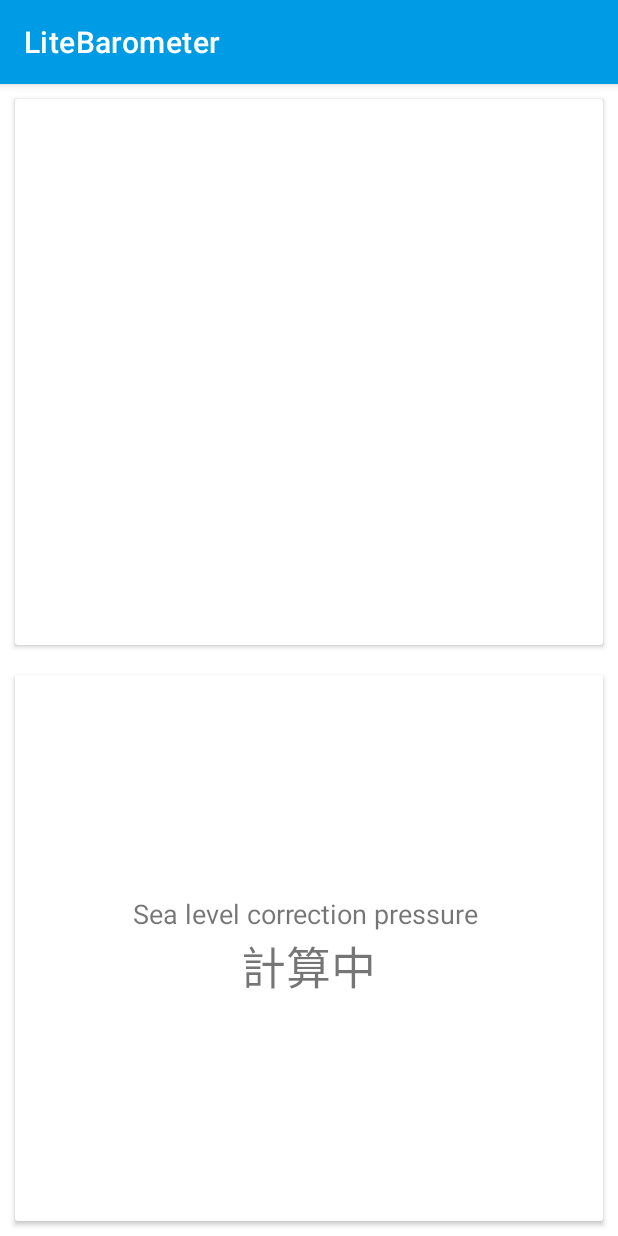
After one commit to takusan23/LiteBarometer, an Android app: the fragment OfflineWeatherFragment shown on its own in the app's theme, on a phone screen of 412 x 824 dp. The commit adds this screen. Run offline under Robolectric (Android 15) with nearby library versions, the phone set to English and light mode, and no system bars; 1 statement that could not run was skipped.

Commit message:
オフライン天気

```diff
--- a/app/src/main/AndroidManifest.xml
+++ b/app/src/main/AndroidManifest.xml
@@ -3,6 +3,9 @@
     package="io.github.takusan23.litebarometer">
 
     <uses-permission android:name="android.permission.FOREGROUND_SERVICE"/>
+
+    <uses-permission android:name="android.permission.ACCESS_FINE_LOCATION" />
+    <uses-permission android:name="android.permission.ACCESS_COARSE_LOCATION"/>
 
     <application
         android:allowBackup="true"
--- /dev/null
+++ b/app/src/main/java/io/github/takusan23/litebarometer/Fragment/OfflineWeatherFragment.kt
@@ -0,0 +1,185 @@
+package io.github.takusan23.litebarometer.Fragment
+
+import android.Manifest
+import android.content.Context
+import android.content.pm.PackageManager
+import android.hardware.Sensor
+import android.hardware.SensorEvent
+import android.hardware.SensorEventListener
+import android.hardware.SensorManager
+import android.location.Criteria
+import android.location.Location
+import android.location.LocationListener
+import android.location.LocationManager
+import android.os.Bundle
+import android.view.LayoutInflater
+import android.view.View
+import android.view.ViewGroup
+import androidx.core.app.ActivityCompat
+import androidx.core.content.ContextCompat
+import androidx.fragment.app.Fragment
+import io.github.takusan23.litebarometer.R
+import kotlinx.android.synthetic.main.fragment_offline_weather.*
+import java.util.*
+import kotlin.math.roundToInt
+
+
+class OfflineWeatherFragment : Fragment() {
+
+    //位置情報
+    lateinit var locationManager: LocationManager
+    //高度
+    var altitude: Double = 0.0
+    //気圧センサー
+    lateinit var sensorManager: SensorManager
+    lateinit var sensorEventListener: SensorEventListener
+    //気圧
+    var pressure: Float = 0F
+
+    override fun onCreateView(
+        inflater: LayoutInflater,
+        container: ViewGroup?,
+        savedInstanceState: Bundle?
+    ): View? {
+        return inflater.inflate(R.layout.fragment_offline_weather, container, false)
+    }
+
+    override fun onViewCreated(view: View, savedInstanceState: Bundle?) {
+        super.onViewCreated(view, savedInstanceState)
+
+        //現在位置の取得（高度取得）に位置情報の権限が必要なのでリクエスト
+        requestPermission()
+
+        //気圧取得
+        getBarometricPressure()
+
+    }
+
+    //気圧取得
+    fun getBarometricPressure() {
+        sensorManager = context?.getSystemService(Context.SENSOR_SERVICE) as SensorManager
+        //今回は気圧計
+        val sensorList = sensorManager.getSensorList(Sensor.TYPE_PRESSURE)
+        //受け取る
+        sensorEventListener = object : SensorEventListener {
+            override fun onAccuracyChanged(sensor: Sensor?, accuracy: Int) {
+                //つかわん
+            }
+
+            override fun onSensorChanged(event: SensorEvent?) {
+                //値はここで受けとる
+                //今回は気圧計のみだからいいけどほかにも登録するときは分岐してね
+                if (event?.sensor?.type == Sensor.TYPE_PRESSURE) {
+                    //気圧計の値
+                    pressure = event.values[0]
+                }
+            }
+        }
+        //登録
+        sensorManager.registerListener(
+            sensorEventListener,
+            sensorList[0],  //配列のいっこめ。気圧計
+            SensorManager.SENSOR_DELAY_NORMAL  //更新頻度
+        )
+
+    }
+
+    private fun requestPermission() {
+        if (ActivityCompat.checkSelfPermission(
+                context!!,
+                android.Manifest.permission.ACCESS_FINE_LOCATION
+            ) != PackageManager.PERMISSION_GRANTED && ActivityCompat.checkSelfPermission(
+                context!!,
+                android.Manifest.permission.ACCESS_COARSE_LOCATION
+            ) != PackageManager.PERMISSION_GRANTED
+        ) {
+            //権限ないとき
+            ActivityCompat.requestPermissions(
+                activity!!,
+                arrayOf(
+                    android.Manifest.permission.ACCESS_FINE_LOCATION,
+                    android.Manifest.permission.ACCESS_COARSE_LOCATION
+                ), 1000
+            )
+        } else {
+            //権限ある
+            getLocation()
+        }
+    }
+
+    override fun onRequestPermissionsResult(
+        requestCode: Int,
+        permissions: Array<out String>,
+        grantResults: IntArray
+    ) {
+        super.onRequestPermissionsResult(requestCode, permissions, grantResults)
+        if (requestCode == 1000) {
+            if (grantResults[0] == PackageManager.PERMISSION_GRANTED) {
+                //権限取得成功
+                getLocation()
+            }
+        }
+    }
+
+    private fun getLocation() {
+        locationManager = context?.getSystemService(Context.LOCATION_SERVICE) as LocationManager
+        if (ContextCompat.checkSelfPermission(
+                context!!,
+                Manifest.permission.ACCESS_FINE_LOCATION
+            ) ==
+            PackageManager.PERMISSION_GRANTED
+        ) {
+
+            val criteria = Criteria()
+            criteria.accuracy = Criteria.ACCURACY_FINE
+
+            locationManager.requestLocationUpdates(
+                LocationManager.GPS_PROVIDER, 100, 10f, object : LocationListener {
+                    override fun onLocationChanged(location: Location?) {
+                        if (location != null) {
+                            altitude = location.altitude
+
+                            //海面更正気圧計算
+                            fragment_offline_weather_kaimen_hosei_kiatsu_textview.text  = "${calcPressure().roundToInt()} hPa"
+
+                        }
+                    }
+
+                    override fun onStatusChanged(provider: String?, status: Int, extras: Bundle?) {
+
+                    }
+
+                    override fun onProviderEnabled(provider: String?) {
+
+                    }
+
+                    override fun onProviderDisabled(provider: String?) {
+
+                    }
+                })
+        }
+    }
+
+    override fun onDestroy() {
+        super.onDestroy()
+        sensorManager.unregisterListener(sensorEventListener)
+    }
+
+    //海面更正気圧を計算する
+    fun calcPressure(): Double {
+        val temp = getAverageTemp() //気温
+        val bunbo = 0.0065 * altitude
+        val bunshi = temp + 0.0065 + 273.15
+        val kakko = 1 - (bunbo / bunshi)
+        val ruizyou = Math.pow(kakko, -5.257)
+        return pressure * ruizyou
+    }
+
+    fun getAverageTemp(): Float {
+        val calender = Calendar.getInstance()
+        val list = arrayListOf<Float>(5.6f,7.2f,10.6f,13.6f,20.0f,21.8f,24.1f,28.4f,25.1f,19.4f,13.1f,8.5f)
+        val month = calender.get(Calendar.MONTH)
+        return list[month]
+    }
+
+}
--- /dev/null
+++ b/app/src/main/res/layout/fragment_offline_weather.xml
@@ -0,0 +1,46 @@
+<?xml version="1.0" encoding="utf-8"?>
+<LinearLayout xmlns:android="http://schemas.android.com/apk/res/android"
+    android:orientation="vertical" android:layout_width="match_parent"
+    android:layout_height="match_parent">
+
+    <androidx.cardview.widget.CardView
+        android:layout_width="match_parent"
+        android:layout_height="match_parent"
+        android:layout_margin="10sp"
+        android:layout_weight="1" >
+
+        <LinearLayout
+            android:layout_width="match_parent"
+            android:layout_height="match_parent"
+            android:orientation="vertical"></LinearLayout>
+    </androidx.cardview.widget.CardView>
+
+    <androidx.cardview.widget.CardView
+        android:layout_width="match_parent"
+        android:layout_height="match_parent"
+        android:layout_margin="10sp"
+        android:layout_weight="1" >
+
+        <LinearLayout
+            android:layout_width="match_parent"
+            android:gravity="center"
+            android:layout_height="match_parent"
+            android:orientation="vertical">
+
+            <TextView
+                android:id="@+id/textView2"
+                android:layout_width="wrap_content"
+                android:layout_height="wrap_content"
+                android:text="@string/kaimen_hosei_kiatsu"
+                android:textSize="18sp" />
+
+            <TextView
+                android:id="@+id/fragment_offline_weather_kaimen_hosei_kiatsu_textview"
+                android:layout_width="wrap_content"
+                android:layout_height="wrap_content"
+                android:text="計算中"
+                android:textSize="30sp" />
+        </LinearLayout>
+    </androidx.cardview.widget.CardView>
+
+</LinearLayout>
--- a/app/src/main/res/menu/main_activity_menu.xml
+++ b/app/src/main/res/menu/main_activity_menu.xml
@@ -4,6 +4,10 @@
         android:id="@+id/main_activity_menu_now_barometer"
         android:icon="@drawable/ic_search_black_24dp"
         android:title="@string/now_barometer" />
+    <item
+        android:id="@+id/main_activity_menu_offline_weather"
+        android:icon="@drawable/ic_timer_black_24dp"
+        android:title="@string/offline_weather" />
     <item
         android:id="@+id/main_activity_menu_barometer_history"
         android:icon="@drawable/ic_history_black_24dp"
--- a/app/src/main/res/values/strings.xml
+++ b/app/src/main/res/values/strings.xml
@@ -18,4 +18,6 @@
     <string name="service_time">Interval to get(Minutes)</string>
     <string name="save_button">Save settings</string>
     <string name="background">Background</string>
+    <string name="kaimen_hosei_kiatsu">"Sea level correction pressure "</string>
+    <string name="offline_weather">Offline weather</string>
 </resources>
--- a/build.gradle
+++ b/build.gradle
@@ -7,7 +7,7 @@ buildscript {
         jcenter()
     }
     dependencies {
-        classpath 'com.android.tools.build:gradle:3.5.0'
+        classpath 'com.android.tools.build:gradle:3.5.2'
         classpath "org.jetbrains.kotlin:kotlin-gradle-plugin:$kotlin_version"
         // NOTE: Do not place your application dependencies here; they belong
         // in the individual module build.gradle files
```
Also changed, not shown: app/src/main/java/io/github/takusan23/litebarometer/MainActivity.kt (+17 -1 lines), 1 other file.
